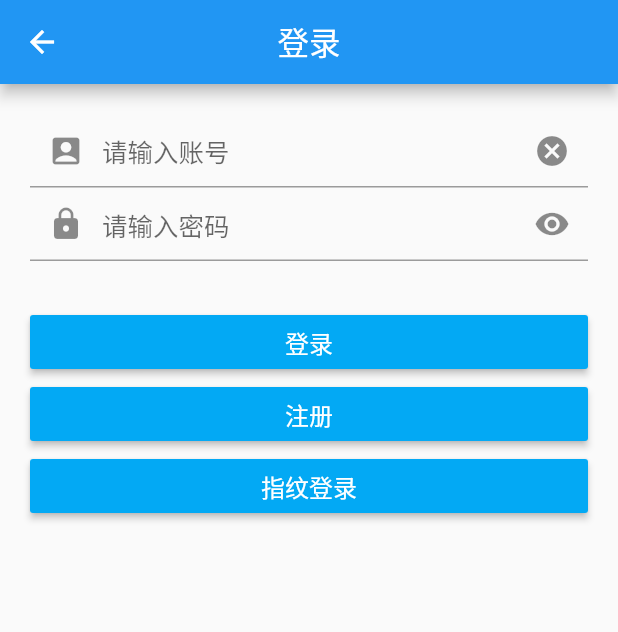
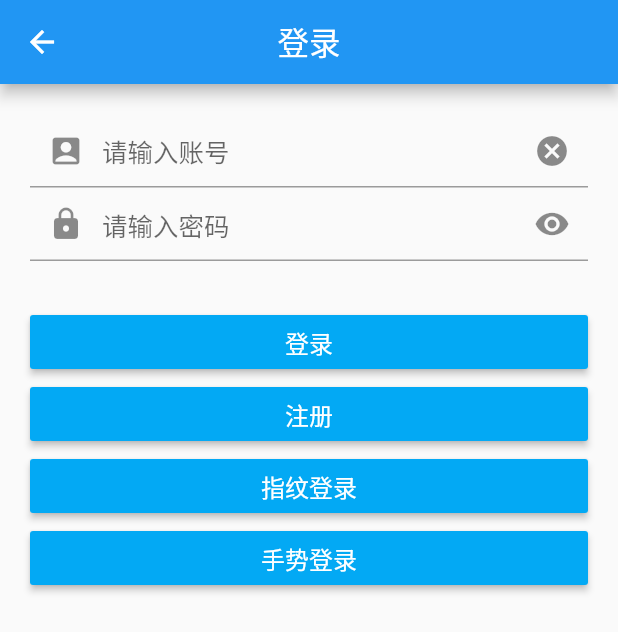
Before and after one commit to Meditator-K/WanAndroid-Flutter, a Flutter app: the LoginPage screen opened by its route, on a phone screen of 412 x 824 dp. Shown: the top 632 px of the screen. Run offline on Flutter 3.47's test engine with Material 2 defaults, Android fonts, the phone set to English and light mode, and no system bars; our stand-ins replace date_format, dio, flutter_swiper, local_auth, shared_preferences, toast; missing offline and left inert: flutter_webview_plugin, gesture_password_widget; accounts and stored records are empty; network calls fail.

Commit message:
添加手势识别

```diff
--- a/lib/main.dart
+++ b/lib/main.dart
@@ -1,6 +1,7 @@
 import 'package:flutter/material.dart';
 import 'package:wan_android/page/collect_list_page.dart';
 import 'package:wan_android/page/fingerprint_login_page.dart';
+import 'package:wan_android/page/gesture_unlock_page.dart';
 import 'package:wan_android/page/home_page.dart';
 import 'package:wan_android/page/login_page.dart';
 import 'package:wan_android/page/register_page.dart';
@@ -54,6 +55,7 @@ class MyApp extends StatelessWidget {
         '/CollectListPage': (context) => CollectListPage(),
         '/ToDoPage': (context) => ToDoPage(),
         '/FingerprintLoginPage': (context) => FingerprintLoginPage(),
+        '/GestureUnlockPage': (context) => GestureUnlockPage(),
       },
     );
   }
--- a/lib/page/login_page.dart
+++ b/lib/page/login_page.dart
@@ -101,6 +101,19 @@ class _LoginPageState extends State<LoginPage> {
                     )
                   ],
                 ),
+                Flex(
+                  direction: Axis.horizontal,
+                  children: <Widget>[
+                    Expanded(
+                      flex: 1,
+                      child: RaisedButton(
+                        child: Text('手势登录', style: WidgetStyle.BTN_STYLE),
+                        onPressed: _toGestureLogin,
+                        color: Colors.lightBlue,
+                      ),
+                    )
+                  ],
+                ),
               ],
             ))));
   }
@@ -179,6 +192,10 @@ class _LoginPageState extends State<LoginPage> {
     Navigator.pushNamed(context, '/FingerprintLoginPage');
   }
 
+  void _toGestureLogin() {
+    Navigator.pushNamed(context, '/GestureUnlockPage');
+  }
+
   void _setFingerprint(context) async{
     //设置指纹登录
     //弹框汉化
--- a/pubspec.yaml
+++ b/pubspec.yaml
@@ -34,6 +34,7 @@ dependencies:
   provider: ^6.0.0
 #  webview_flutter: ^0.3.10+3
   local_auth: ^1.1.7
+  gesture_password_widget: ^2.0.0
 
 dev_dependencies:
   flutter_test:
@@ -53,8 +54,7 @@ flutter:
 
   # To add assets to your application, add an assets section, like this:
   assets:
-    - images/logo.png
-    - images/splash.png
+    - images/
 
   # An image asset can refer to one or more resolution-specific "variants", see
   # https://flutter.dev/assets-and-images/#resolution-aware.
```
Also changed, not shown: lib/page/gesture_unlock_page.dart (added, +72 -0 lines), images/arrow.png (added), images/error.png (added), images/normal.png (added), images/selected.png (added), pubspec.lock, 1 other file.
